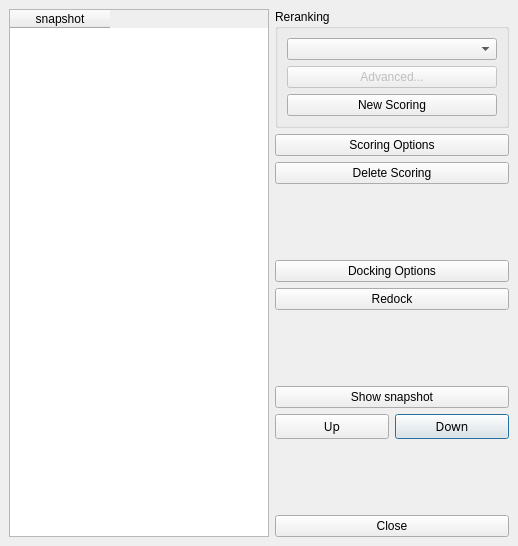
First picture: the form in source/VIEW/DIALOGS/dockResultDialog.ui, repository BALL-Project/ball, before the edit.
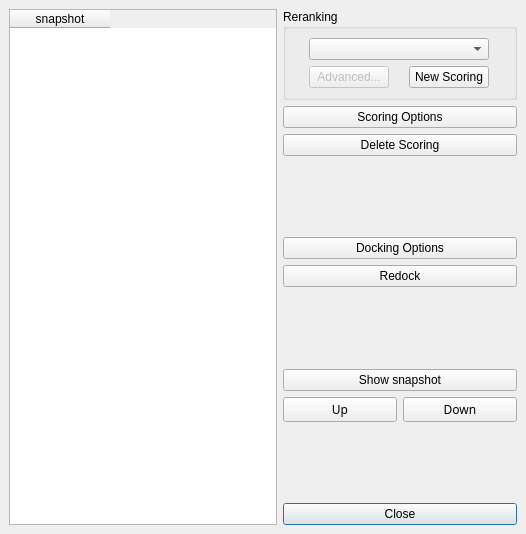
Second picture: the form after the edit.

Diff of the .ui file:
```diff
--- a/source/VIEW/DIALOGS/dockResultDialog.ui
+++ b/source/VIEW/DIALOGS/dockResultDialog.ui
@@ -8,8 +8,8 @@
    <rect>
     <x>0</x>
     <y>0</y>
-    <width>518</width>
-    <height>546</height>
+    <width>526</width>
+    <height>534</height>
    </rect>
   </property>
   <property name="sizePolicy" >
@@ -33,151 +33,12 @@
    <property name="spacing" >
     <number>6</number>
    </property>
-   <item row="3" column="1" >
-    <spacer>
-     <property name="orientation" >
-      <enum>Qt::Vertical</enum>
-     </property>
-     <property name="sizeType" >
-      <enum>QSizePolicy::Expanding</enum>
-     </property>
-     <property name="sizeHint" >
-      <size>
-       <width>234</width>
-       <height>44</height>
-      </size>
-     </property>
-    </spacer>
-   </item>
-   <item row="7" column="1" >
-    <layout class="QGridLayout" >
-     <property name="margin" >
-      <number>0</number>
-     </property>
-     <property name="spacing" >
-      <number>6</number>
-     </property>
-     <item row="1" column="1" >
-      <widget class="QPushButton" name="downwardButton" >
-       <property name="sizePolicy" >
-        <sizepolicy>
-         <hsizetype>1</hsizetype>
-         <vsizetype>0</vsizetype>
-         <horstretch>0</horstretch>
-         <verstretch>0</verstretch>
-        </sizepolicy>
-       </property>
-       <property name="font" >
-        <font>
-         <family>Sans Serif</family>
-         <pointsize>9</pointsize>
-         <weight>50</weight>
-         <italic>false</italic>
-         <bold>false</bold>
-         <underline>false</underline>
-         <strikeout>false</strikeout>
-        </font>
-       </property>
-       <property name="text" >
-        <string>Down</string>
-       </property>
-      </widget>
-     </item>
-     <item row="1" column="0" >
-      <widget class="QPushButton" name="upwardButton" >
-       <property name="sizePolicy" >
-        <sizepolicy>
-         <hsizetype>1</hsizetype>
-         <vsizetype>0</vsizetype>
-         <horstretch>0</horstretch>
-         <verstretch>0</verstretch>
-        </sizepolicy>
-       </property>
-       <property name="font" >
-        <font>
-         <family>Sans Serif</family>
-         <pointsize>9</pointsize>
-         <weight>50</weight>
-         <italic>false</italic>
-         <bold>false</bold>
-         <underline>false</underline>
-         <strikeout>false</strikeout>
-        </font>
-       </property>
-       <property name="text" >
-        <string>Up</string>
-       </property>
-      </widget>
-     </item>
-     <item row="0" column="0" colspan="2" >
-      <widget class="QPushButton" name="show_button" >
-       <property name="sizePolicy" >
-        <sizepolicy>
-         <hsizetype>1</hsizetype>
-         <vsizetype>0</vsizetype>
-         <horstretch>0</horstretch>
-         <verstretch>0</verstretch>
-        </sizepolicy>
-       </property>
-       <property name="text" >
-        <string>Show snapshot</string>
-       </property>
-      </widget>
-     </item>
-    </layout>
-   </item>
-   <item row="2" column="1" >
-    <widget class="QPushButton" name="delete_score" >
-     <property name="sizePolicy" >
-      <sizepolicy>
-       <hsizetype>1</hsizetype>
-       <vsizetype>0</vsizetype>
-       <horstretch>0</horstretch>
-       <verstretch>0</verstretch>
-      </sizepolicy>
-     </property>
-     <property name="text" >
-      <string>Delete Scoring</string>
-     </property>
-    </widget>
-   </item>
-   <item row="1" column="1" >
-    <widget class="QPushButton" name="scoring_opt" >
-     <property name="sizePolicy" >
-      <sizepolicy>
-       <hsizetype>1</hsizetype>
-       <vsizetype>0</vsizetype>
-       <horstretch>0</horstretch>
-       <verstretch>0</verstretch>
-      </sizepolicy>
-     </property>
-     <property name="text" >
-      <string>Scoring Options</string>
-     </property>
-    </widget>
-   </item>
-   <item row="6" column="1" >
-    <spacer>
-     <property name="orientation" >
-      <enum>Qt::Vertical</enum>
-     </property>
-     <property name="sizeType" >
-      <enum>QSizePolicy::Expanding</enum>
-     </property>
-     <property name="sizeHint" >
-      <size>
-       <width>234</width>
-       <height>43</height>
-      </size>
-     </property>
-    </spacer>
-   </item>
    <item row="9" column="1" >
     <widget class="QPushButton" name="close_button" >
      <property name="sizePolicy" >
       <sizepolicy>
        <hsizetype>1</hsizetype>
-       <vsizetype>0</vsizetype>
+       <vsizetype>1</vsizetype>
        <horstretch>0</horstretch>
        <verstretch>0</verstretch>
       </sizepolicy>
@@ -192,7 +53,7 @@
      <property name="sizePolicy" >
       <sizepolicy>
        <hsizetype>1</hsizetype>
-       <vsizetype>0</vsizetype>
+       <vsizetype>1</vsizetype>
        <horstretch>0</horstretch>
        <verstretch>0</verstretch>
       </sizepolicy>
@@ -207,7 +68,7 @@
      <property name="sizePolicy" >
       <sizepolicy>
        <hsizetype>1</hsizetype>
-       <vsizetype>0</vsizetype>
+       <vsizetype>1</vsizetype>
        <horstretch>0</horstretch>
        <verstretch>0</verstretch>
       </sizepolicy>
@@ -217,20 +78,50 @@
      </property>
     </widget>
    </item>
+   <item row="2" column="1" >
+    <widget class="QPushButton" name="delete_score" >
+     <property name="sizePolicy" >
+      <sizepolicy>
+       <hsizetype>1</hsizetype>
+       <vsizetype>1</vsizetype>
+       <horstretch>0</horstretch>
+       <verstretch>0</verstretch>
+      </sizepolicy>
+     </property>
+     <property name="text" >
+      <string>Delete Scoring</string>
+     </property>
+    </widget>
+   </item>
+   <item row="1" column="1" >
+    <widget class="QPushButton" name="scoring_opt" >
+     <property name="sizePolicy" >
+      <sizepolicy>
+       <hsizetype>1</hsizetype>
+       <vsizetype>1</vsizetype>
+       <horstretch>0</horstretch>
+       <verstretch>0</verstretch>
+      </sizepolicy>
+     </property>
+     <property name="text" >
+      <string>Scoring Options</string>
+     </property>
+    </widget>
+   </item>
    <item row="0" column="1" >
     <widget class="QGroupBox" name="reranking_group" >
      <property name="sizePolicy" >
       <sizepolicy>
-       <hsizetype>0</hsizetype>
-       <vsizetype>1</vsizetype>
+       <hsizetype>1</hsizetype>
+       <vsizetype>5</vsizetype>
        <horstretch>0</horstretch>
        <verstretch>0</verstretch>
       </sizepolicy>
      </property>
      <property name="minimumSize" >
       <size>
-       <width>234</width>
-       <height>16</height>
+       <width>0</width>
+       <height>0</height>
       </size>
      </property>
      <property name="title" >
@@ -243,11 +134,11 @@
       <property name="spacing" >
        <number>6</number>
       </property>
-      <item row="2" column="0" >
+      <item row="1" column="1" >
        <widget class="QPushButton" name="scoring_button" >
         <property name="sizePolicy" >
          <sizepolicy>
-          <hsizetype>3</hsizetype>
+          <hsizetype>0</hsizetype>
           <vsizetype>0</vsizetype>
           <horstretch>0</horstretch>
           <verstretch>0</verstretch>
@@ -265,7 +156,7 @@
         </property>
         <property name="sizePolicy" >
          <sizepolicy>
-          <hsizetype>3</hsizetype>
+          <hsizetype>0</hsizetype>
           <vsizetype>0</vsizetype>
           <horstretch>0</horstretch>
           <verstretch>0</verstretch>
@@ -276,12 +167,12 @@
         </property>
        </widget>
       </item>
-      <item row="0" column="0" >
+      <item row="0" column="0" colspan="2" >
        <widget class="QComboBox" name="scoring_functions" >
         <property name="sizePolicy" >
          <sizepolicy>
-          <hsizetype>3</hsizetype>
-          <vsizetype>0</vsizetype>
+          <hsizetype>1</hsizetype>
+          <vsizetype>1</vsizetype>
           <horstretch>0</horstretch>
           <verstretch>0</verstretch>
          </sizepolicy>
@@ -297,6 +188,99 @@
      </layout>
     </widget>
    </item>
+   <item row="7" column="1" >
+    <layout class="QGridLayout" >
+     <property name="margin" >
+      <number>0</number>
+     </property>
+     <property name="spacing" >
+      <number>6</number>
+     </property>
+     <item row="1" column="1" >
+      <widget class="QPushButton" name="downwardButton" >
+       <property name="sizePolicy" >
+        <sizepolicy>
+         <hsizetype>1</hsizetype>
+         <vsizetype>1</vsizetype>
+         <horstretch>0</horstretch>
+         <verstretch>0</verstretch>
+        </sizepolicy>
+       </property>
+       <property name="font" >
+        <font>
+         <family>Sans Serif</family>
+         <pointsize>9</pointsize>
+         <weight>50</weight>
+         <italic>false</italic>
+         <bold>false</bold>
+         <underline>false</underline>
+         <strikeout>false</strikeout>
+        </font>
+       </property>
+       <property name="text" >
+        <string>Down</string>
+       </property>
+      </widget>
+     </item>
+     <item row="1" column="0" >
+      <widget class="QPushButton" name="upwardButton" >
+       <property name="sizePolicy" >
+        <sizepolicy>
+         <hsizetype>1</hsizetype>
+         <vsizetype>1</vsizetype>
+         <horstretch>0</horstretch>
+         <verstretch>0</verstretch>
+        </sizepolicy>
+       </property>
+       <property name="font" >
+        <font>
+         <family>Sans Serif</family>
+         <pointsize>9</pointsize>
+         <weight>50</weight>
+         <italic>false</italic>
+         <bold>false</bold>
+         <underline>false</underline>
+         <strikeout>false</strikeout>
+        </font>
+       </property>
+       <property name="text" >
+        <string>Up</string>
+       </property>
+      </widget>
+     </item>
+     <item row="0" column="0" colspan="2" >
+      <widget class="QPushButton" name="show_button" >
+       <property name="sizePolicy" >
+        <sizepolicy>
+         <hsizetype>1</hsizetype>
+         <vsizetype>1</vsizetype>
+         <horstretch>0</horstretch>
+         <verstretch>0</verstretch>
+        </sizepolicy>
+       </property>
+       <property name="text" >
+        <string>Show snapshot</string>
+       </property>
+      </widget>
+     </item>
+    </layout>
+   </item>
+   <item row="6" column="1" >
+    <spacer>
+     <property name="orientation" >
+      <enum>Qt::Vertical</enum>
+     </property>
+     <property name="sizeType" >
+      <enum>QSizePolicy::Expanding</enum>
+     </property>
+     <property name="sizeHint" >
+      <size>
+       <width>234</width>
+       <height>43</height>
+      </size>
+     </property>
+    </spacer>
+   </item>
    <item row="8" column="1" >
     <spacer>
      <property name="orientation" >
@@ -348,6 +332,22 @@
      </column>
     </widget>
    </item>
+   <item row="3" column="1" >
+    <spacer>
+     <property name="orientation" >
+      <enum>Qt::Vertical</enum>
+     </property>
+     <property name="sizeType" >
+      <enum>QSizePolicy::Expanding</enum>
+     </property>
+     <property name="sizeHint" >
+      <size>
+       <width>234</width>
+       <height>44</height>
+      </size>
+     </property>
+    </spacer>
+   </item>
   </layout>
  </widget>
  <layoutdefault spacing="6" margin="11" />
```
Left out of the diff: 6 changed lines with no effect on the pictures.
